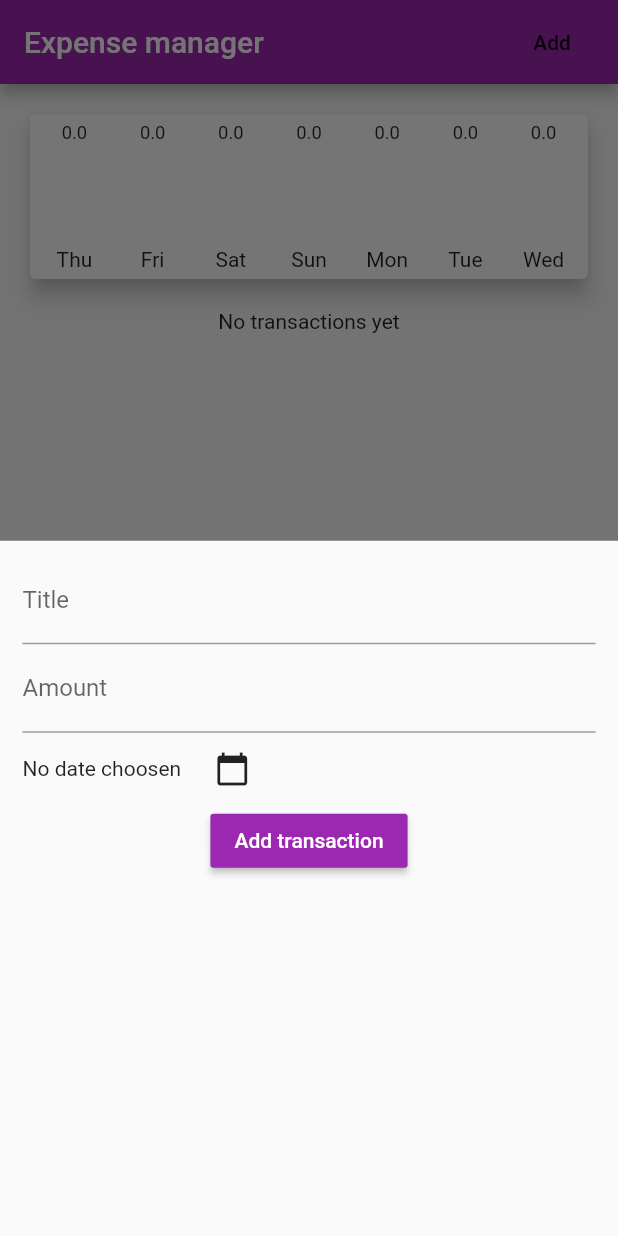
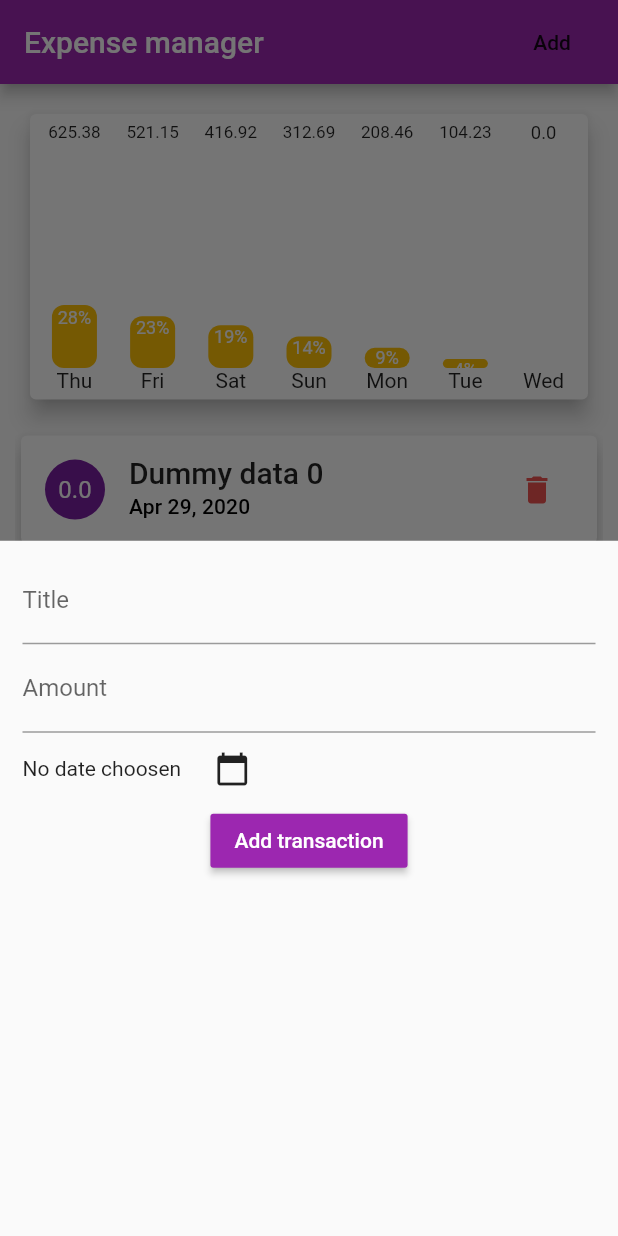
Before and after one commit to syntaxerror00100/mobile_flutter_expense_tracker, a Flutter app: the screen it shows after launch, after a tap on "Add", on a phone screen of 412 x 824 dp. Run offline on Flutter 3.47's test engine with Material 2 defaults, Android fonts, the phone set to English and light mode, and no system bars; drawn by our look-alikes of flutter_animation_progress_bar.

Commit message:
added delete button

```diff
--- a/lib/Components/TransactinList.dart
+++ b/lib/Components/TransactinList.dart
@@ -5,8 +5,9 @@ import '../Models/TransactionModel.dart';
 
 class TransactionList extends StatelessWidget {
   final List<TransactionModel> transactions;
+  final Function fnDeleteTransactionHandler;
 
-  TransactionList(this.transactions) {
+  TransactionList(this.transactions, this.fnDeleteTransactionHandler) {
     // if (transactions.length > 0)
     //   transactions.sort((a, b) {
     //     return a.date.compareTo(b.date);
@@ -38,7 +39,40 @@ class TransactionList extends StatelessWidget {
                         style: Theme.of(context).textTheme.title,
                       ),
                       subtitle: Text(DateFormat.yMMMd().format(item.date),
-                            style: Theme.of(context).textTheme.subtitle)));
+                          style: Theme.of(context).textTheme.subtitle),
+                      trailing: IconButton(
+                        icon: Icon(
+                          Icons.delete,
+                          color: Colors.red[400],
+                        ),
+                        onPressed: () {
+                          showDialog(
+                              context: context,
+                              builder: (BuildContext ctx) {
+                                return AlertDialog(
+                                  title: Text('Alert'),
+                                  content: Text(
+                                      'Are you sure you want to delete the selected transaction?'),
+                                  actions: <Widget>[
+                                    FlatButton(
+                                      child: Text('Ok'),
+                                      onPressed: () {
+                                        fnDeleteTransactionHandler(item.id);
+                                        Navigator.of(context).pop();
+                                      },
+                                    ),
+                                    FlatButton(
+                                      child: Text('Cancel'),
+                                      onPressed: () {
+                                        Navigator.of(context).pop();
+                                      },
+                                    )
+                                  ],
+                                );
+                              });
+                        },
+                      ),
+                    ));
               })
           : Text("No transactions yet"),
     );
--- a/lib/main.dart
+++ b/lib/main.dart
@@ -42,20 +42,20 @@ class MyApp extends StatefulWidget {
 class _MyAppState extends State<MyApp> {
   _MyAppState() {
     //INITIALIZE DUMMY DATA
-    // for (int i = 0; i < 7; i++) {
-    //   final date = new DateTime.now().subtract(Duration(days: i));
-    //   _transactions.add(new TransactionModel(
-    //       id: i.toString(),
-    //       title: 'Dummy data $i',
-    //       amount: double.parse(i.toString()),
-    //       date: date));
+    for (int i = 0; i < 7; i++) {
+      final date = new DateTime.now().subtract(Duration(days: i));
+      _transactions.add(new TransactionModel(
+          id: i.toString(),
+          title: 'Dummy data $i',
+          amount: double.parse(i.toString()),
+          date: date));
 
-    //   _transactions.add(new TransactionModel(
-    //       id: i.toString(),
-    //       title: 'Another dummy data $i',
-    //       amount: double.parse((i * 103.23).toString()),
-    //       date: date));
-    // }
+      _transactions.add(new TransactionModel(
+          id: i.toString(),
+          title: 'Another dummy data $i',
+          amount: double.parse((i * 103.23).toString()),
+          date: date));
+    }
   }
 
   final List<TransactionModel> _transactions = [];
@@ -85,28 +85,46 @@ class _MyAppState extends State<MyApp> {
             addTransactionHandler: this.addTransactionHandler));
   }
 
-  @override
-  Widget build(BuildContext context) {
-    return Scaffold(
-      appBar: AppBar(
+  void _deleteTransactionHandler(String id) {
+    setState(() {
+      _transactions.removeWhere((x) => x.id == id);
+    });
+  }
+
+  AppBar appBar(BuildContext ctx) {
+    return AppBar(
       title: Text("Expense manager"),
       actions: <Widget>[
         FlatButton(
           child: Text("Add"),
           onPressed: () {
-              _startAddTransaction(context);
+            _startAddTransaction(ctx);
           },
         )
       ],
-      ),
-      body: ListView(
-        children: <Widget>[
+    );
+  }
+
+  @override
+  Widget build(BuildContext context) {
+    final _appBar = appBar(context);
+
+    final double screenHeightLessShits = MediaQuery.of(context).size.height -
+        MediaQuery.of(context).padding.top -
+        _appBar.preferredSize.height;
+
+    return Scaffold(
+      appBar: _appBar,
+      body:
           Column(mainAxisAlignment: MainAxisAlignment.start, children: <Widget>[
-            new Chart1(recentTransactions),
-            TransactionList(this._transactions)
+        Container(
+            height: screenHeightLessShits * .30,
+            child: new Chart1(recentTransactions)),
+        Container(
+            height: screenHeightLessShits * .7,
+            child:
+                TransactionList(this._transactions, _deleteTransactionHandler))
       ]),
-        ],
-      ),
       floatingActionButtonLocation: FloatingActionButtonLocation.centerFloat,
       floatingActionButton: FloatingActionButton(
         child: Icon(Icons.add),
```
Lines whose indentation alone changed are shown as unchanged.
